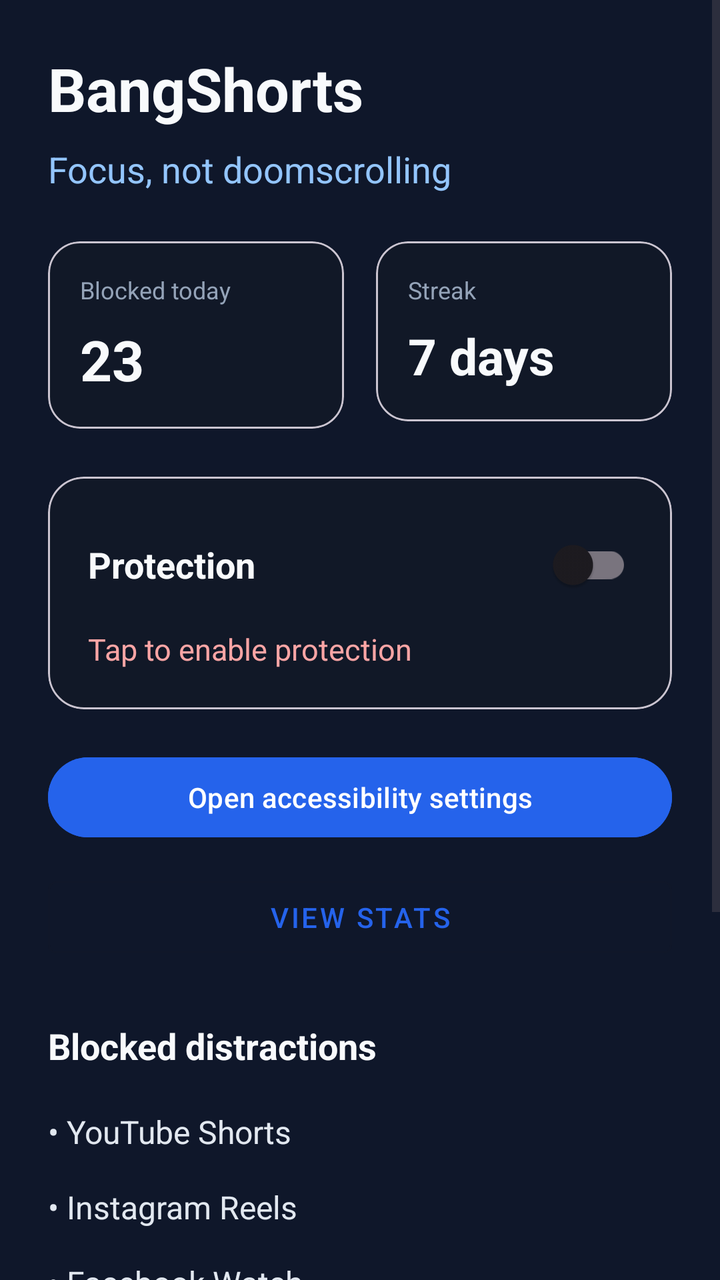
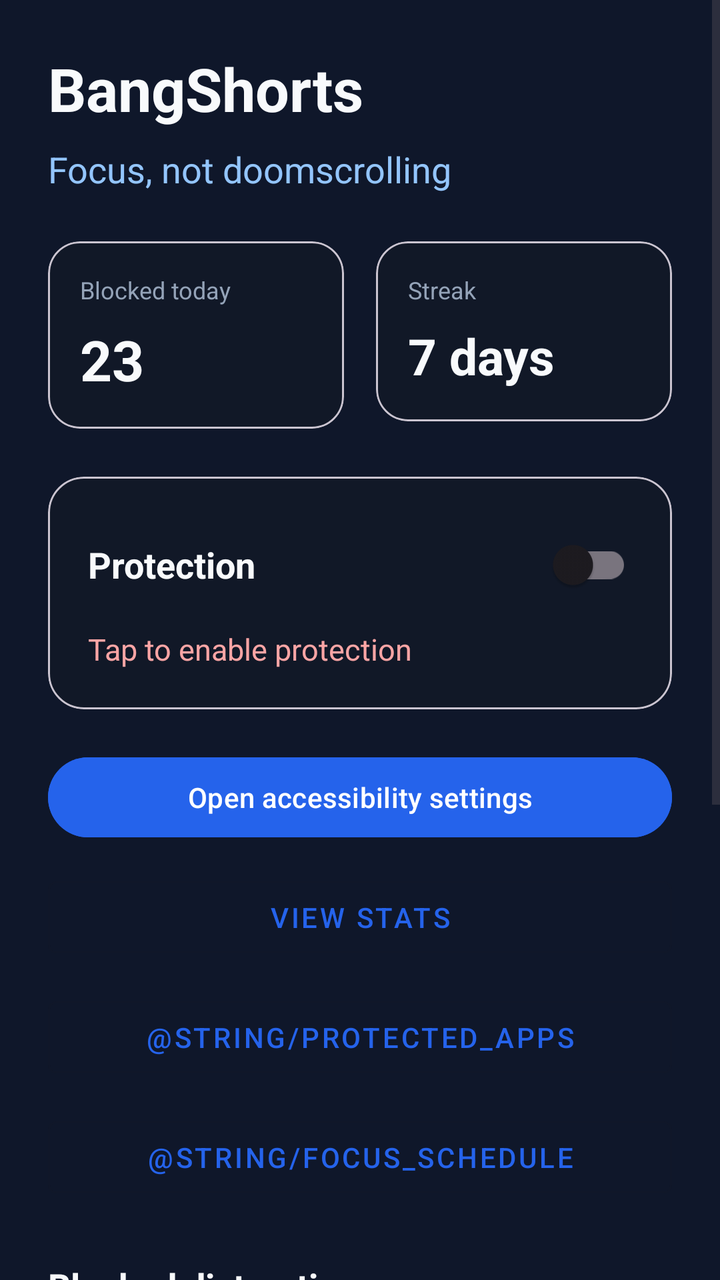

An Android layout rendered at two revisions. The XML below is the earlier revision; the diff shows what the commit changed to produce the second picture.
<!-- AndroidManifest.xml: application theme Theme.BangShorts -->
<!-- res/layout/activity_main.xml -->
<?xml version="1.0" encoding="utf-8"?>
<ScrollView xmlns:android="http://schemas.android.com/apk/res/android"
    xmlns:app="http://schemas.android.com/apk/res-auto"
    android:layout_width="match_parent"
    android:layout_height="match_parent"
    android:background="#0F172A"
    android:fillViewport="true">

    <LinearLayout
        android:layout_width="match_parent"
        android:layout_height="wrap_content"
        android:orientation="vertical"
        android:padding="24dp">

        <TextView
            android:id="@+id/titleText"
            android:layout_width="wrap_content"
            android:layout_height="wrap_content"
            android:text="@string/app_name"
            android:textColor="#F8FAFC"
            android:textSize="30sp"
            android:textStyle="bold" />

        <TextView
            android:id="@+id/subtitleText"
            android:layout_width="wrap_content"
            android:layout_height="wrap_content"
            android:layout_marginTop="8dp"
            android:text="@string/hero_tagline"
            android:textColor="#93C5FD"
            android:textSize="18sp" />

        <LinearLayout
            android:layout_width="match_parent"
            android:layout_height="wrap_content"
            android:layout_marginTop="24dp"
            android:orientation="horizontal">

            <com.google.android.material.card.MaterialCardView
                android:layout_width="0dp"
                android:layout_height="wrap_content"
                android:layout_marginEnd="8dp"
                android:layout_weight="1"
                app:cardBackgroundColor="#111827"
                app:cardCornerRadius="16dp"
                app:cardElevation="0dp">

                <LinearLayout
                    android:layout_width="match_parent"
                    android:layout_height="wrap_content"
                    android:orientation="vertical"
                    android:padding="16dp">

                    <TextView
                        android:layout_width="wrap_content"
                        android:layout_height="wrap_content"
                        android:text="@string/blocked_today"
                        android:textColor="#94A3B8"
                        android:textSize="12sp" />

                    <TextView
                        android:layout_width="wrap_content"
                        android:layout_height="wrap_content"
                        android:layout_marginTop="8dp"
                        android:text="23"
                        android:textColor="#F8FAFC"
                        android:textSize="28sp"
                        android:textStyle="bold" />
                </LinearLayout>
            </com.google.android.material.card.MaterialCardView>

            <com.google.android.material.card.MaterialCardView
                android:layout_width="0dp"
                android:layout_height="wrap_content"
                android:layout_marginStart="8dp"
                android:layout_weight="1"
                app:cardBackgroundColor="#111827"
                app:cardCornerRadius="16dp"
                app:cardElevation="0dp">

                <LinearLayout
                    android:layout_width="match_parent"
                    android:layout_height="wrap_content"
                    android:orientation="vertical"
                    android:padding="16dp">

                    <TextView
                        android:layout_width="wrap_content"
                        android:layout_height="wrap_content"
                        android:text="@string/streak"
                        android:textColor="#94A3B8"
                        android:textSize="12sp" />

                    <TextView
                        android:layout_width="wrap_content"
                        android:layout_height="wrap_content"
                        android:layout_marginTop="8dp"
                        android:text="7 days"
                        android:textColor="#F8FAFC"
                        android:textSize="25sp"
                        android:textStyle="bold" />
                </LinearLayout>
            </com.google.android.material.card.MaterialCardView>
        </LinearLayout>

        <com.google.android.material.card.MaterialCardView
            android:layout_width="match_parent"
            android:layout_height="wrap_content"
            android:layout_marginTop="24dp"
            app:cardBackgroundColor="#111827"
            app:cardCornerRadius="18dp"
            app:cardElevation="0dp">

            <LinearLayout
                android:layout_width="match_parent"
                android:layout_height="wrap_content"
                android:orientation="vertical"
                android:padding="20dp">

                <LinearLayout
                    android:layout_width="match_parent"
                    android:layout_height="wrap_content"
                    android:gravity="center_vertical"
                    android:orientation="horizontal">

                    <TextView
                        android:layout_width="0dp"
                        android:layout_height="wrap_content"
                        android:layout_weight="1"
                        android:text="@string/protection_title"
                        android:textColor="#F8FAFC"
                        android:textSize="18sp"
                        android:textStyle="bold" />

                    <com.google.android.material.switchmaterial.SwitchMaterial
                        android:id="@+id/serviceSwitch"
                        android:layout_width="wrap_content"
                        android:layout_height="wrap_content" />
                </LinearLayout>

                <TextView
                    android:id="@+id/serviceStatus"
                    android:layout_width="wrap_content"
                    android:layout_height="wrap_content"
                    android:layout_marginTop="8dp"
                    android:text="@string/protection_disabled"
                    android:textColor="#FCA5A5"
                    android:textSize="15sp" />
            </LinearLayout>
        </com.google.android.material.card.MaterialCardView>

        <Button
            android:id="@+id/openSettingsButton"
            android:layout_width="match_parent"
            android:layout_height="wrap_content"
            android:layout_marginTop="20dp"
            android:backgroundTint="#2563EB"
            android:text="@string/open_accessibility_settings" />

        <Button
            android:id="@+id/viewStatsButton"
            style="@style/Widget.MaterialComponents.Button.OutlinedButton"
            android:layout_width="match_parent"
            android:layout_height="wrap_content"
            android:layout_marginTop="12dp"
            android:text="@string/view_stats" />

        <TextView
            android:layout_width="match_parent"
            android:layout_height="wrap_content"
            android:layout_marginTop="28dp"
            android:text="@string/blocked_apps_title"
            android:textColor="#F8FAFC"
            android:textSize="18sp"
            android:textStyle="bold" />

        <LinearLayout
            android:layout_width="match_parent"
            android:layout_height="wrap_content"
            android:layout_marginTop="12dp"
            android:orientation="vertical">

            <TextView
                android:layout_width="match_parent"
                android:layout_height="wrap_content"
                android:paddingVertical="8dp"
                android:text="• YouTube Shorts"
                android:textColor="#E2E8F0"
                android:textSize="16sp" />

            <TextView
                android:layout_width="match_parent"
                android:layout_height="wrap_content"
                android:paddingVertical="8dp"
                android:text="• Instagram Reels"
                android:textColor="#E2E8F0"
                android:textSize="16sp" />

            <TextView
                android:layout_width="match_parent"
                android:layout_height="wrap_content"
                android:paddingVertical="8dp"
                android:text="• Facebook Watch"
                android:textColor="#E2E8F0"
                android:textSize="16sp" />

            <TextView
                android:layout_width="match_parent"
                android:layout_height="wrap_content"
                android:paddingVertical="8dp"
                android:text="• Browser short-video pages"
                android:textColor="#E2E8F0"
                android:textSize="16sp" />
        </LinearLayout>

        <Button
            android:id="@+id/focusModeButton"
            style="@style/Widget.MaterialComponents.Button.OutlinedButton"
            android:layout_width="match_parent"
            android:layout_height="wrap_content"
            android:layout_marginTop="24dp"
            android:text="@string/start_focus_mode" />

        <TextView
            android:layout_width="match_parent"
            android:layout_height="wrap_content"
            android:layout_marginTop="20dp"
            android:text="@string/app_description"
            android:textColor="#CBD5E1"
            android:textSize="14sp" />
    </LinearLayout>
</ScrollView>
<!-- resources referenced by this layout -->
<resources>
  <string name="app_description">BangShorts helps reduce distraction by blocking short-form content from selected apps and web pages. You can enable the Android accessibility service and use it as a focus helper for better digital habits.</string>
  <string name="app_name">BangShorts</string>
  <string name="blocked_apps_title">Blocked distractions</string>
  <string name="blocked_today">Blocked today</string>
  <string name="hero_tagline">Focus, not doomscrolling</string>
  <string name="open_accessibility_settings">Open accessibility settings</string>
  <string name="protection_disabled">Tap to enable protection</string>
  <string name="protection_title">Protection</string>
  <string name="start_focus_mode">Start focus mode</string>
  <string name="streak">Streak</string>
  <string name="view_stats">View stats</string>
  <style name="Theme.BangShorts" parent="Theme.Material3.DayNight.NoActionBar">
          <item name="colorPrimary">#2563EB</item>
          <item name="colorPrimaryVariant">#1D4ED8</item>
          <item name="colorSecondary">#10B981</item>
          <item name="android:statusBarColor">#0F172A</item>
          <item name="android:navigationBarColor">#0F172A</item>
          <item name="android:windowBackground">#0F172A</item>
      </style>
</resources>

<!-- the commit's change to res/layout/activity_main.xml (unified diff, before → after) -->
@@ -165,6 +165,22 @@
             android:layout_marginTop="12dp"
             android:text="@string/view_stats" />
 
+        <Button
+            android:id="@+id/settingsButton"
+            style="@style/Widget.MaterialComponents.Button.OutlinedButton"
+            android:layout_width="match_parent"
+            android:layout_height="wrap_content"
+            android:layout_marginTop="12dp"
+            android:text="@string/protected_apps" />
+
+        <Button
+            android:id="@+id/scheduleButton"
+            style="@style/Widget.MaterialComponents.Button.OutlinedButton"
+            android:layout_width="match_parent"
+            android:layout_height="wrap_content"
+            android:layout_marginTop="12dp"
+            android:text="@string/focus_schedule" />
+
         <TextView
             android:layout_width="match_parent"
             android:layout_height="wrap_content"
